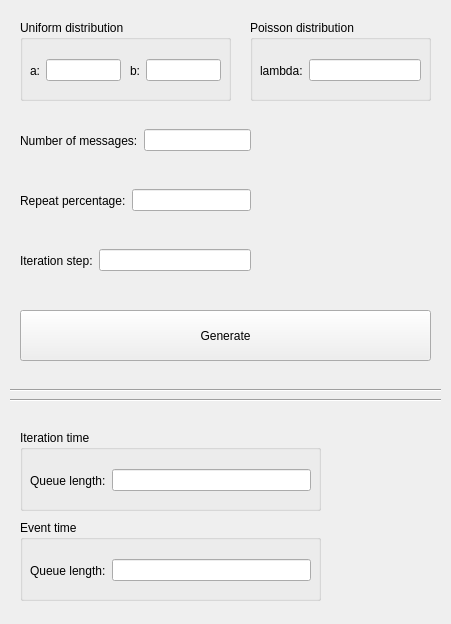
Old version of the form lab5/widget.ui in the repository platosha-git/Modeling-2.
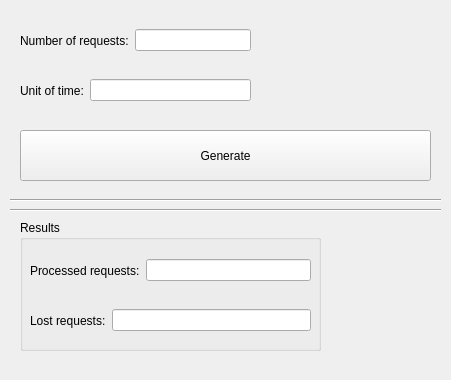
New version of the form.

Diff of the .ui file:
```diff
--- a/lab5/widget.ui
+++ b/lab5/widget.ui
@@ -7,7 +7,7 @@
     <x>0</x>
     <y>0</y>
     <width>451</width>
-    <height>624</height>
+    <height>380</height>
    </rect>
   </property>
   <property name="windowTitle">
@@ -19,106 +19,14 @@
      <x>10</x>
      <y>10</y>
      <width>431</width>
-     <height>601</height>
+     <height>361</height>
     </rect>
    </property>
-   <widget class="QGroupBox" name="groupBox">
-    <property name="geometry">
-     <rect>
-      <x>10</x>
-      <y>10</y>
-      <width>211</width>
-      <height>81</height>
-     </rect>
-    </property>
-    <property name="title">
-     <string>Uniform distribution</string>
-    </property>
-    <widget class="QWidget" name="horizontalLayoutWidget">
-     <property name="geometry">
-      <rect>
-       <x>10</x>
-       <y>30</y>
-       <width>91</width>
-       <height>41</height>
-      </rect>
-     </property>
-     <layout class="QHBoxLayout" name="horizontalLayout">
-      <item>
-       <widget class="QLabel" name="labelA">
-        <property name="text">
-         <string>a:</string>
-        </property>
-       </widget>
-      </item>
-      <item>
-       <widget class="QLineEdit" name="lineA"/>
-      </item>
-     </layout>
-    </widget>
-    <widget class="QWidget" name="horizontalLayoutWidget_2">
-     <property name="geometry">
-      <rect>
-       <x>110</x>
-       <y>30</y>
-       <width>91</width>
-       <height>41</height>
-      </rect>
-     </property>
-     <layout class="QHBoxLayout" name="horizontalLayout_2">
-      <item>
-       <widget class="QLabel" name="labelB">
-        <property name="text">
-         <string>b:</string>
-        </property>
-       </widget>
-      </item>
-      <item>
-       <widget class="QLineEdit" name="lineB"/>
-      </item>
-     </layout>
-    </widget>
-   </widget>
-   <widget class="QGroupBox" name="groupBox_2">
-    <property name="geometry">
-     <rect>
-      <x>240</x>
-      <y>10</y>
-      <width>181</width>
-      <height>81</height>
-     </rect>
-    </property>
-    <property name="title">
-     <string>Poisson distribution</string>
-    </property>
-    <widget class="QWidget" name="horizontalLayoutWidget_3">
-     <property name="geometry">
-      <rect>
-       <x>10</x>
-       <y>30</y>
-       <width>161</width>
-       <height>41</height>
-      </rect>
-     </property>
-     <layout class="QHBoxLayout" name="horizontalLayout_3">
-      <item>
-       <widget class="QLabel" name="labelA_2">
-        <property name="text">
-         <string>lambda:</string>
-        </property>
-       </widget>
-      </item>
-      <item>
-       <widget class="QLineEdit" name="lineLambda"/>
-      </item>
-     </layout>
-    </widget>
-   </widget>
    <widget class="Line" name="line">
     <property name="geometry">
      <rect>
       <x>0</x>
-      <y>370</y>
+      <y>180</y>
       <width>441</width>
       <height>20</height>
      </rect>
@@ -131,13 +39,13 @@
     <property name="geometry">
      <rect>
       <x>10</x>
-      <y>420</y>
+      <y>210</y>
       <width>301</width>
-      <height>81</height>
+      <height>131</height>
      </rect>
     </property>
     <property name="title">
-     <string>Iteration time</string>
+     <string>Results</string>
     </property>
     <widget class="QWidget" name="horizontalLayoutWidget_4">
      <property name="geometry">
@@ -152,7 +60,7 @@
       <item>
        <widget class="QLabel" name="labelA_3">
         <property name="text">
-         <string>Queue length:</string>
+         <string>Processed requests:</string>
         </property>
        </widget>
       </item>
@@ -161,56 +69,34 @@
       </item>
      </layout>
     </widget>
-   </widget>
-   <widget class="QWidget" name="horizontalLayoutWidget_6">
-    <property name="geometry">
-     <rect>
-      <x>10</x>
-      <y>110</y>
-      <width>231</width>
-      <height>41</height>
-     </rect>
-    </property>
-    <layout class="QHBoxLayout" name="horizontalLayout_6">
-     <item>
-      <widget class="QLabel" name="labelA_5">
-       <property name="text">
-        <string>Number of messages:</string>
-       </property>
-      </widget>
-     </item>
-     <item>
-      <widget class="QLineEdit" name="lineNumMsg"/>
-     </item>
-    </layout>
-   </widget>
-   <widget class="QWidget" name="horizontalLayoutWidget_7">
-    <property name="geometry">
-     <rect>
-      <x>10</x>
-      <y>170</y>
-      <width>231</width>
-      <height>41</height>
-     </rect>
-    </property>
-    <layout class="QHBoxLayout" name="horizontalLayout_7">
-     <item>
-      <widget class="QLabel" name="labelA_6">
-       <property name="text">
-        <string>Repeat percentage:</string>
-       </property>
-      </widget>
-     </item>
-     <item>
-      <widget class="QLineEdit" name="lineRepeat"/>
-     </item>
-    </layout>
+    <widget class="QWidget" name="horizontalLayoutWidget_5">
+     <property name="geometry">
+      <rect>
+       <x>10</x>
+       <y>80</y>
+       <width>281</width>
+       <height>41</height>
+      </rect>
+     </property>
+     <layout class="QHBoxLayout" name="horizontalLayout_5">
+      <item>
+       <widget class="QLabel" name="labelA_4">
+        <property name="text">
+         <string>Lost requests:</string>
+        </property>
+       </widget>
+      </item>
+      <item>
+       <widget class="QLineEdit" name="lineLost"/>
+      </item>
+     </layout>
+    </widget>
    </widget>
    <widget class="Line" name="line_2">
     <property name="geometry">
      <rect>
       <x>0</x>
-      <y>380</y>
+      <y>190</y>
       <width>441</width>
       <height>20</height>
      </rect>
@@ -223,7 +109,7 @@
     <property name="geometry">
      <rect>
       <x>10</x>
-      <y>230</y>
+      <y>10</y>
       <width>231</width>
       <height>41</height>
      </rect>
@@ -232,7 +118,7 @@
      <item>
       <widget class="QLabel" name="labelA_7">
        <property name="text">
-        <string>Iteration step:</string>
+        <string>Number of requests:</string>
        </property>
       </widget>
      </item>
@@ -245,7 +131,7 @@
     <property name="geometry">
      <rect>
       <x>10</x>
-      <y>300</y>
+      <y>120</y>
       <width>411</width>
       <height>51</height>
      </rect>
@@ -254,38 +140,25 @@
      <string>Generate</string>
     </property>
    </widget>
-  </widget>
-  <widget class="QGroupBox" name="groupBox_4">
-   <property name="geometry">
-    <rect>
-     <x>20</x>
-     <y>520</y>
-     <width>301</width>
-     <height>81</height>
-    </rect>
-   </property>
-   <property name="title">
-    <string>Event time</string>
-   </property>
-   <widget class="QWidget" name="horizontalLayoutWidget_5">
+   <widget class="QWidget" name="horizontalLayoutWidget_9">
     <property name="geometry">
      <rect>
       <x>10</x>
-      <y>30</y>
-      <width>281</width>
+      <y>60</y>
+      <width>231</width>
       <height>41</height>
      </rect>
     </property>
-    <layout class="QHBoxLayout" name="horizontalLayout_5">
+    <layout class="QHBoxLayout" name="horizontalLayout_9">
      <item>
-      <widget class="QLabel" name="labelA_4">
+      <widget class="QLabel" name="labelA_8">
        <property name="text">
-        <string>Queue length:</string>
+        <string>Unit of time:</string>
        </property>
       </widget>
      </item>
      <item>
-      <widget class="QLineEdit" name="lineEvent"/>
+      <widget class="QLineEdit" name="lineUnitTime"/>
      </item>
     </layout>
    </widget>
```
Left out of the diff: 4 changed lines with no effect on the pictures.
